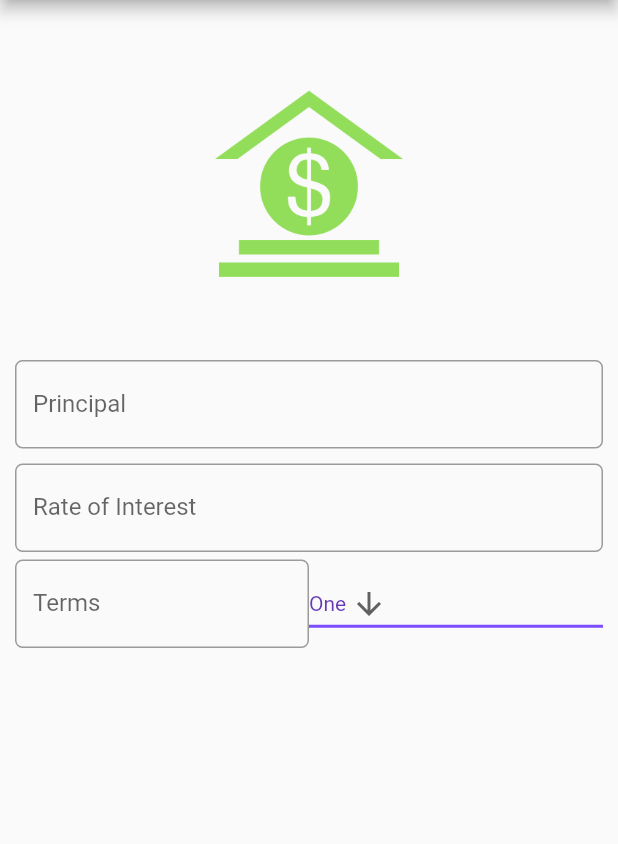
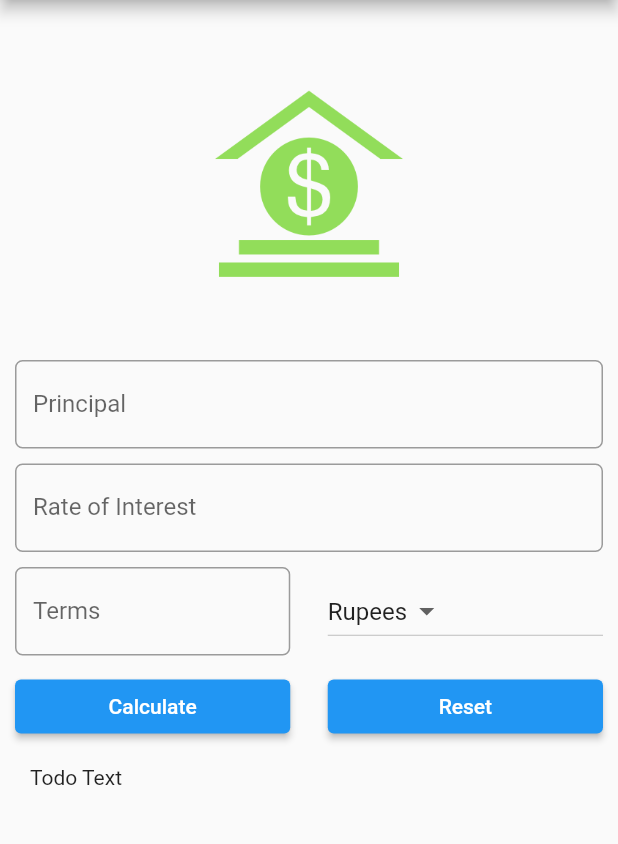
Before and after one commit to pankajatgithub/flutter_calculator, a Flutter app: the screen it shows after launch, on a phone screen of 412 x 824 dp, the part 84-928 px from its top. Run offline on Flutter 3.47's test engine with Material 2 defaults, Android fonts, the phone set to English and light mode, and no system bars.

Commit message:
Ui for calculator app

```diff
--- a/lib/main.dart
+++ b/lib/main.dart
@@ -22,18 +22,19 @@ class STForm extends StatefulWidget {
 class _SIFormState extends State<STForm> {
   var _currencies = ['Rupees', 'Dollars', 'Pounds'];
   final _minimumPadding = 5.0;
-  String dropdownValue = 'One';
+  String dropdownValue = 'Rupees';
 
   @override
   Widget build(BuildContext context) {
     // TODO: implement build
     return Scaffold(
+      // resizeToAvoidBottomInset: false,
       appBar: AppBar(
         title: Text("Simple Interest Calculator"),
       ),
       body: Container(
         margin: EdgeInsets.all(_minimumPadding * 2),
-        child: Column(
+        child: ListView(
             children: [
             getImageAsset(),
 
@@ -66,7 +67,10 @@ class _SIFormState extends State<STForm> {
           ),
         ),
 
-        Row(
+        Padding(
+          padding:  EdgeInsets.only(
+              top: _minimumPadding, bottom: _minimumPadding),
+          child: Row(
             children: [
              Expanded(child: TextField(
             keyboardType: TextInputType.number,
@@ -78,24 +82,28 @@ class _SIFormState extends State<STForm> {
                 )
             ),
           )) ,
+
+          Container(
+            width: _minimumPadding*5,
+          ),
           Expanded(child: DropdownButton<String>(
             value: dropdownValue,
-          icon: const Icon(Icons.arrow_downward),
-          iconSize: 24,
-          elevation: 16,
-          style: const TextStyle(
-              color: Colors.deepPurple
-          ),
-          underline: Container(
-            height: 2,
-            color: Colors.deepPurpleAccent,
-          ),
+            // icon: const Icon(Icons.arrow_downward),
+            // iconSize: 24,
+            // elevation: 16,
+            // style: const TextStyle(
+            //     color: Colors.deepPurple
+            // ),
+            // underline: Container(
+            //   height: 2,
+            //   color: Colors.deepPurpleAccent,
+            // ),
             onChanged: (String? newValue) {
               setState(() {
                 dropdownValue = newValue!;
               });
             },
-          items: <String>['One', 'Two', 'Free', 'Four']
+            items: _currencies
                 .map<DropdownMenuItem<String>>((String value) {
               return DropdownMenuItem<String>(
                 value: value,
@@ -106,6 +114,33 @@ class _SIFormState extends State<STForm> {
           )),
           ],
       ),
+        ),
+
+              Padding(
+                padding:  EdgeInsets.only(
+                    top: _minimumPadding, bottom: _minimumPadding),
+                child: Row(
+                  children: [
+                    Expanded(child: ElevatedButton(
+                      child: Text('Calculate'),
+                      onPressed: (){},
+                    )
+                    ),
+                    Container(
+                      width: _minimumPadding*5,
+                    ),
+                    Expanded(child: ElevatedButton(
+                      child: Text('Reset'),
+                      onPressed: (){},
+                    )
+                    ),
+                  ],
+                ),
+              ),
+              Padding(
+                padding: EdgeInsets.all(_minimumPadding*2),
+                child: Text('Todo Text'),
+              )
 
 
       ],
```
Lines whose indentation alone changed are shown as unchanged.
